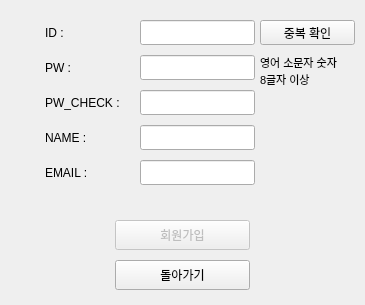
The window that src/window_app/signup.ui (kookmin-sw/capstone-2020-9) describes before a commit, drawn with Qt 5.
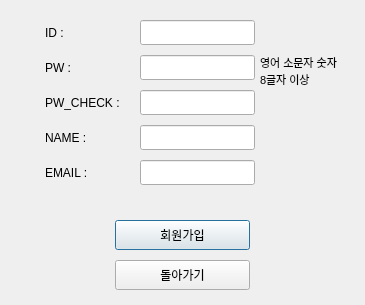
The same window after the commit.

Diff of the .ui file:
```diff
--- a/src/window_app/signup.ui
+++ b/src/window_app/signup.ui
@@ -24,7 +24,7 @@
   </property>
   <widget class="QPushButton" name="sign_in_btn">
    <property name="enabled">
-    <bool>false</bool>
+    <bool>true</bool>
    </property>
    <property name="geometry">
     <rect>
@@ -247,19 +247,6 @@
     <string extracomment="pwpw"/>
    </property>
   </widget>
-  <widget class="QPushButton" name="dupli_check_btn">
-   <property name="geometry">
-    <rect>
-     <x>260</x>
-     <y>20</y>
-     <width>95</width>
-     <height>25</height>
-    </rect>
-   </property>
-   <property name="text">
-    <string>중복 확인</string>
-   </property>
-  </widget>
   <widget class="QLabel" name="label_12">
    <property name="geometry">
     <rect>
```
Left out of the diff: 19 changed lines with no effect on the pictures.
